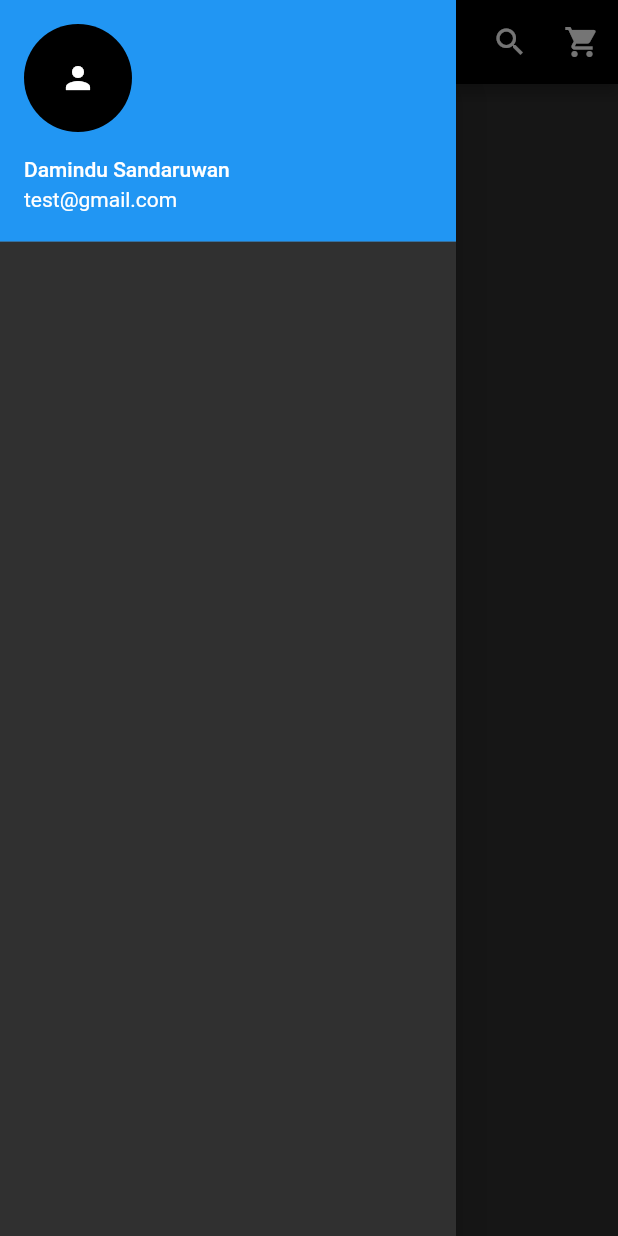
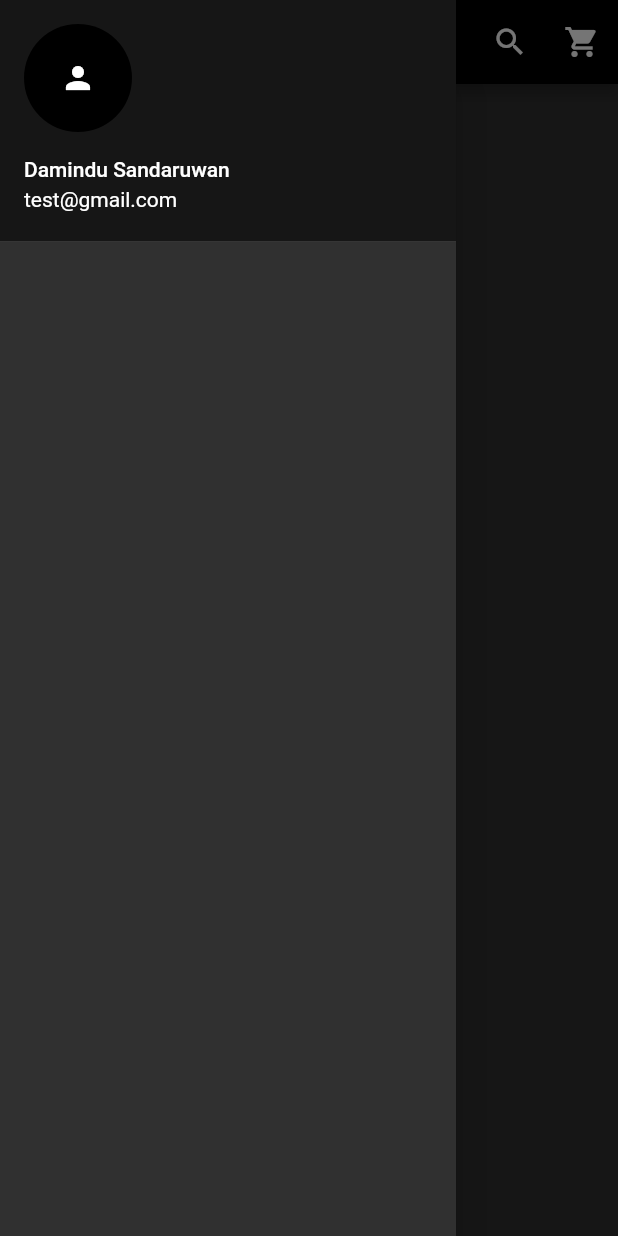
Before and after one commit to DaminduSandaruwan/E-ComApp, a Flutter app: the screen it shows after launch, with the side drawer open, on a phone screen of 412 x 824 dp. Run offline on Flutter 3.47's test engine with Material 2 defaults, Android fonts, the phone set to English and light mode, and no system bars.

Commit message:
add decaration

```diff
--- a/lib/main.dart
+++ b/lib/main.dart
@@ -64,6 +64,9 @@ class _HomePageState extends State<HomePage> {
                   ),
                 ),
               ),
+              decoration: BoxDecoration(
+                color: Colors.black54
+              ),
             ),
           ],
         ),
```
